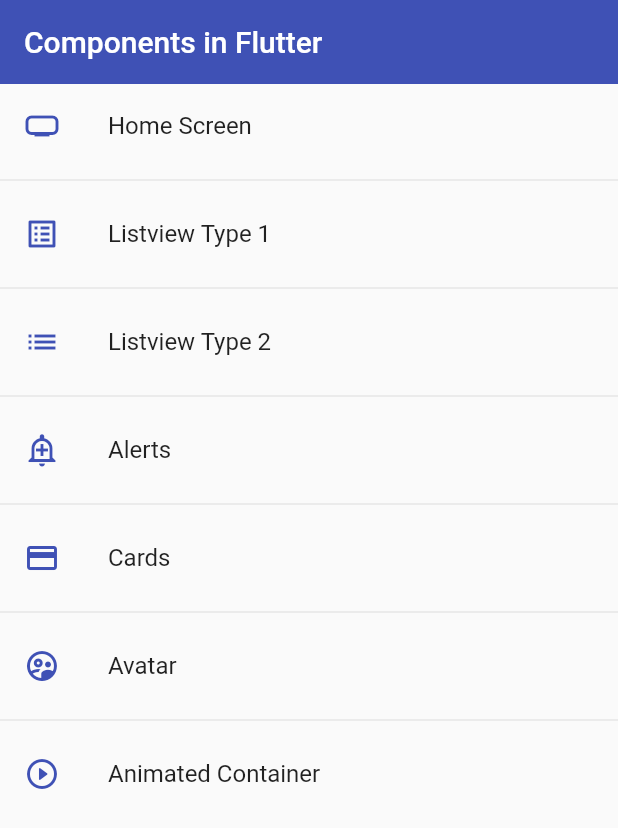
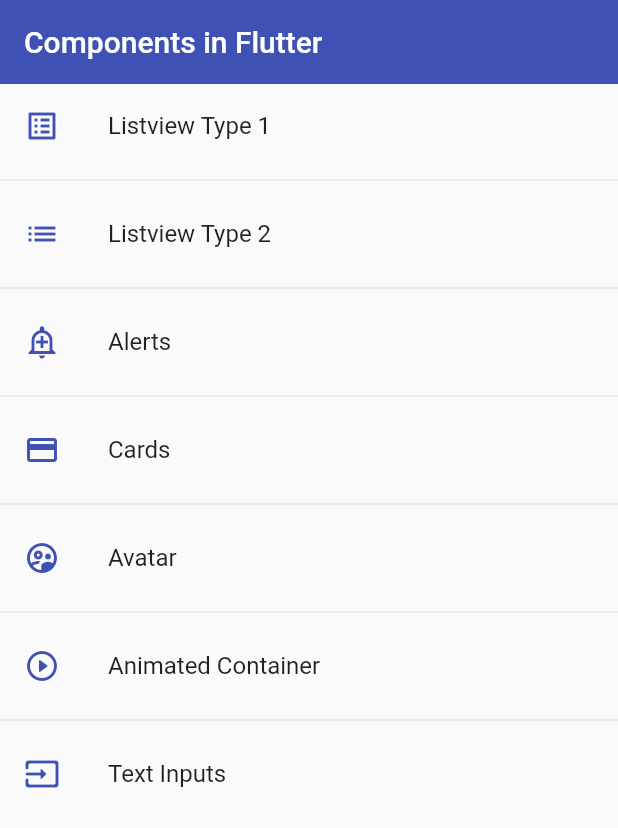
Before and after one commit to luisfdomontoya/flr_component, a Flutter app: the screen it shows after launch, on a phone screen of 412 x 824 dp. Shown: the top 828 px of the screen. Run offline on Flutter 3.47's test engine with Material 2 defaults, Android fonts, the phone set to English and light mode, and no system bars.

Commit message:
I changed the home route to getAppRoutes

```diff
--- a/lib/router/app_routes.dart
+++ b/lib/router/app_routes.dart
@@ -8,11 +8,6 @@ class AppRoutes {
   static const initialRoute = 'home';
 
   static final menuOptions = <MenuOption>[
-    MenuOption(
-        route: 'home',
-        name: 'Home Screen',
-        screen: const HomeScreen(),
-        icon: Icons.home_max_sharp),
     MenuOption(
         route: 'listview1',
         name: 'Listview Type 1',
@@ -43,10 +38,17 @@ class AppRoutes {
         name: 'Animated Container',
         screen: const AnimatedScreen(),
         icon: Icons.play_circle_outline_rounded),
+    MenuOption(
+        route: 'inputs',
+        name: 'Text Inputs',
+        screen: const InputsScreen(),
+        icon: Icons.input_rounded),
   ];
 
   static Map<String, Widget Function(BuildContext)> getAppRoutes() {
     Map<String, Widget Function(BuildContext)> appRoutes = {};
+
+    appRoutes.addAll({'home': (BuildContext context) => const HomeScreen()});
 
     for (final option in menuOptions) {
       appRoutes.addAll({option.route: (context) => option.screen});
--- a/lib/screens/animated_screen.dart
+++ b/lib/screens/animated_screen.dart
@@ -36,7 +36,9 @@ class _AnimatedScreenState extends State<AnimatedScreen> {
         title: const Text('Animated Container'),
       ),
       body: Center(
-        child: Container(
+        child: AnimatedContainer(
+          duration: const Duration(milliseconds: 400),
+          curve: Curves.bounceOut,
           width: _width,
           height: _height,
           decoration: BoxDecoration(
--- a/lib/screens/screens.dart
+++ b/lib/screens/screens.dart
@@ -14,3 +14,4 @@ export 'package:flr_component/screens/listview1_screen.dart';
 export 'package:flr_component/screens/listview2_screen.dart';
 export 'package:flr_component/screens/avatar_screen.dart';
 export 'package:flr_component/screens/animated_screen.dart';
+export 'package:flr_component/screens/inputs_screen.dart';
```
Also changed, not shown: lib/screens/inputs_screen.dart (added, +15 -0 lines).
